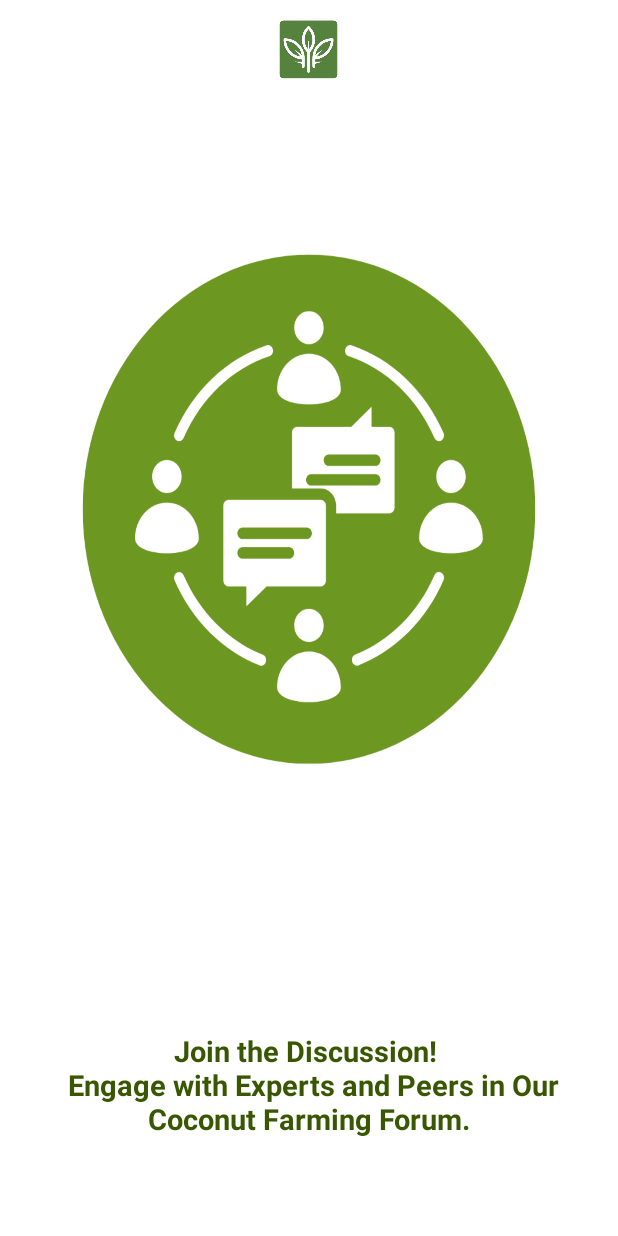
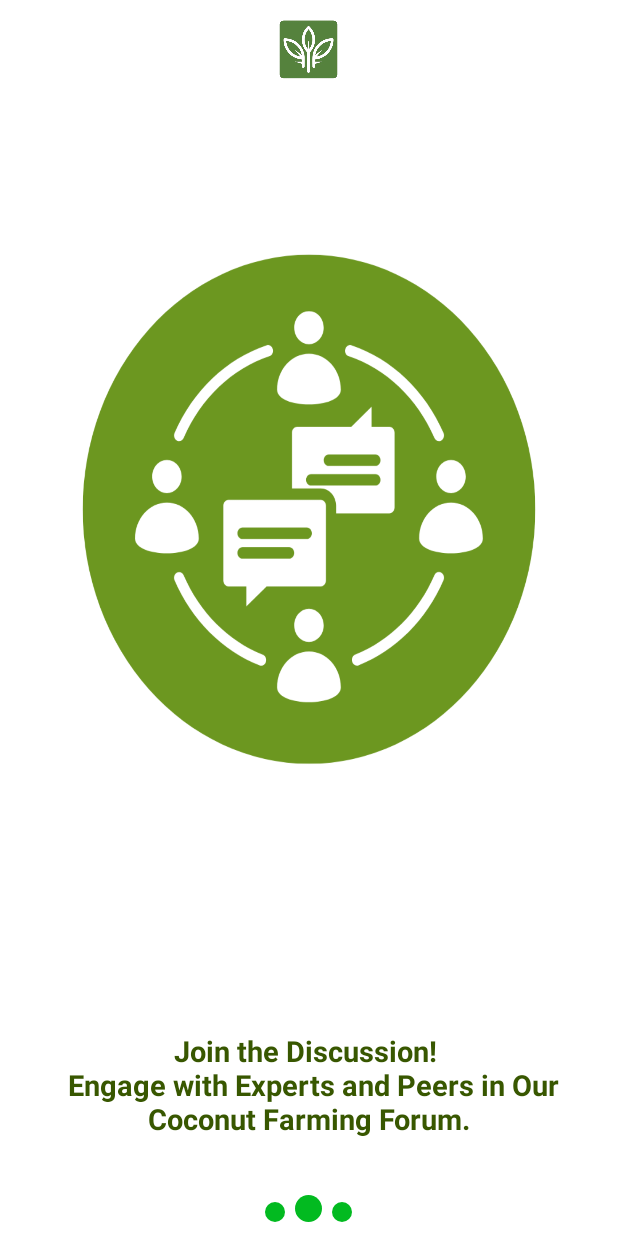
Before and after one commit to mrschwartx/CocoDiag, an Android app: the fragment SplashFragment2 placed in its activity, on a phone screen of 412 x 824 dp. Run offline under Robolectric (Android 15) with nearby library versions, the phone set to English and light mode, and no system bars; our stand-ins replace sdp/ssp sizes.

Commit message:
feat(md/splash) : add marker in splash screen

```diff
--- /dev/null
+++ b/md/app/src/main/res/drawable/circle.xml
@@ -0,0 +1,8 @@
+<?xml version="1.0" encoding="utf-8"?>
+<shape xmlns:android="http://schemas.android.com/apk/res/android"
+    android:shape="oval">
+
+    <solid
+        android:color="@color/green3"/>
+
+</shape>
--- a/md/app/src/main/res/layout/fragment_splash1.xml
+++ b/md/app/src/main/res/layout/fragment_splash1.xml
@@ -15,6 +15,7 @@
         android:background="@drawable/logo_no_text" />
 
     <TextView
+        android:id="@+id/textfeatures"
         android:layout_width="wrap_content"
         android:layout_height="wrap_content"
         android:layout_alignParentBottom="true"
@@ -27,4 +28,36 @@
         android:textColor="@color/green2"
         android:textSize="@dimen/_15ssp"
         android:textStyle="bold" />
+
+    <ImageView
+        android:layout_toStartOf="@+id/circle2"
+        android:layout_width="@dimen/_14sdp"
+        android:layout_height="@dimen/_14sdp"
+        android:src="@drawable/circle"
+        android:layout_alignParentBottom="true"
+        android:layout_centerHorizontal="true"
+        android:layout_marginBottom="@dimen/_7sdp"
+        />
+
+    <ImageView
+        android:id="@+id/circle2"
+        android:layout_width="@dimen/_10sdp"
+        android:layout_height="@dimen/_10sdp"
+        android:src="@drawable/circle"
+        android:layout_alignParentBottom="true"
+        android:layout_centerHorizontal="true"
+        android:layout_marginEnd="@dimen/_5sdp"
+        android:layout_marginStart="@dimen/_5sdp"
+        android:layout_marginBottom="@dimen/_7sdp"/>
+
+    <ImageView
+        android:layout_toEndOf="@id/circle2"
+        android:layout_width="@dimen/_10sdp"
+        android:layout_height="@dimen/_10sdp"
+        android:src="@drawable/circle"
+        android:layout_alignParentBottom="true"
+        android:layout_centerHorizontal="true"
+        android:layout_marginBottom="@dimen/_7sdp"/>
+
+
 </RelativeLayout>
--- a/md/app/src/main/res/layout/fragment_splash2.xml
+++ b/md/app/src/main/res/layout/fragment_splash2.xml
@@ -27,4 +27,34 @@
         android:textColor="@color/green2"
         android:textSize="@dimen/_15ssp"
         android:textStyle="bold" />
+
+    <ImageView
+        android:layout_toStartOf="@+id/circle2"
+        android:layout_width="@dimen/_10sdp"
+        android:layout_height="@dimen/_10sdp"
+        android:src="@drawable/circle"
+        android:layout_alignParentBottom="true"
+        android:layout_centerHorizontal="true"
+        android:layout_marginBottom="@dimen/_7sdp"
+        />
+
+    <ImageView
+        android:id="@+id/circle2"
+        android:layout_width="@dimen/_14sdp"
+        android:layout_height="@dimen/_14sdp"
+        android:src="@drawable/circle"
+        android:layout_alignParentBottom="true"
+        android:layout_centerHorizontal="true"
+        android:layout_marginEnd="@dimen/_5sdp"
+        android:layout_marginStart="@dimen/_5sdp"
+        android:layout_marginBottom="@dimen/_7sdp"/>
+
+    <ImageView
+        android:layout_toEndOf="@id/circle2"
+        android:layout_width="@dimen/_10sdp"
+        android:layout_height="@dimen/_10sdp"
+        android:src="@drawable/circle"
+        android:layout_alignParentBottom="true"
+        android:layout_centerHorizontal="true"
+        android:layout_marginBottom="@dimen/_7sdp"/>
 </RelativeLayout>
```
Also changed, not shown: md/app/src/main/res/layout/fragment_splash3.xml (+30 -0 lines).
